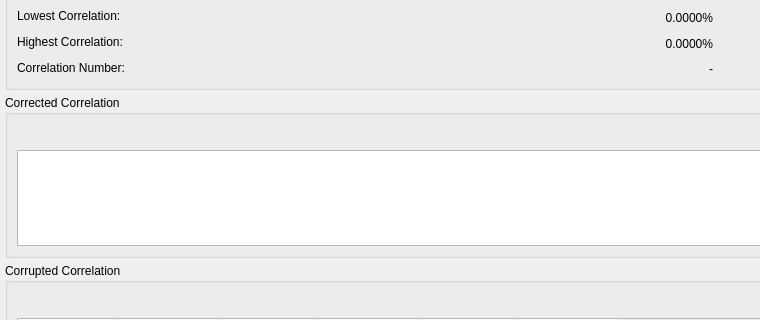
This is code/interface/vicomposedwidgets/forms/vicorrelationwidget.ui in visore/Visore as Qt 5 draws it before an edit; both pictures show x 0 to 760 and y 106 to 426 of the 870 by 543 pixel window. The edited form follows.
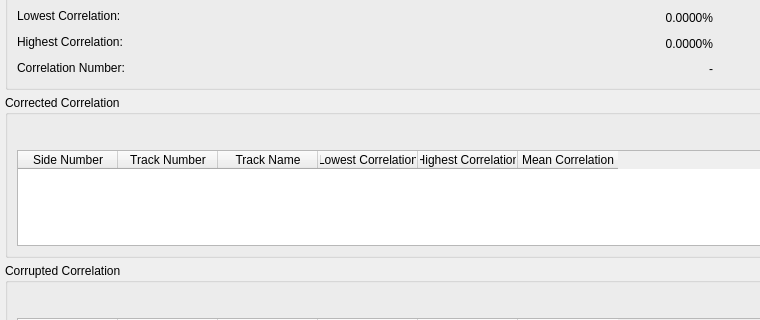
This is the edited form. Custom widgets are drawn as their Qt base class.

```diff
--- a/code/interface/vicomposedwidgets/forms/vicorrelationwidget.ui
+++ b/code/interface/vicomposedwidgets/forms/vicorrelationwidget.ui
@@ -388,7 +388,7 @@
          <bool>true</bool>
         </property>
         <attribute name="horizontalHeaderVisible">
-         <bool>false</bool>
+         <bool>true</bool>
         </attribute>
         <attribute name="horizontalHeaderCascadingSectionResizes">
          <bool>false</bool>
@@ -397,7 +397,7 @@
          <number>100</number>
         </attribute>
         <attribute name="horizontalHeaderMinimumSectionSize">
-         <number>56</number>
+         <number>57</number>
         </attribute>
         <attribute name="horizontalHeaderShowSortIndicator" stdset="0">
          <bool>true</bool>
```
Left out of the diff: 7 changed lines with no effect on the pictures.
